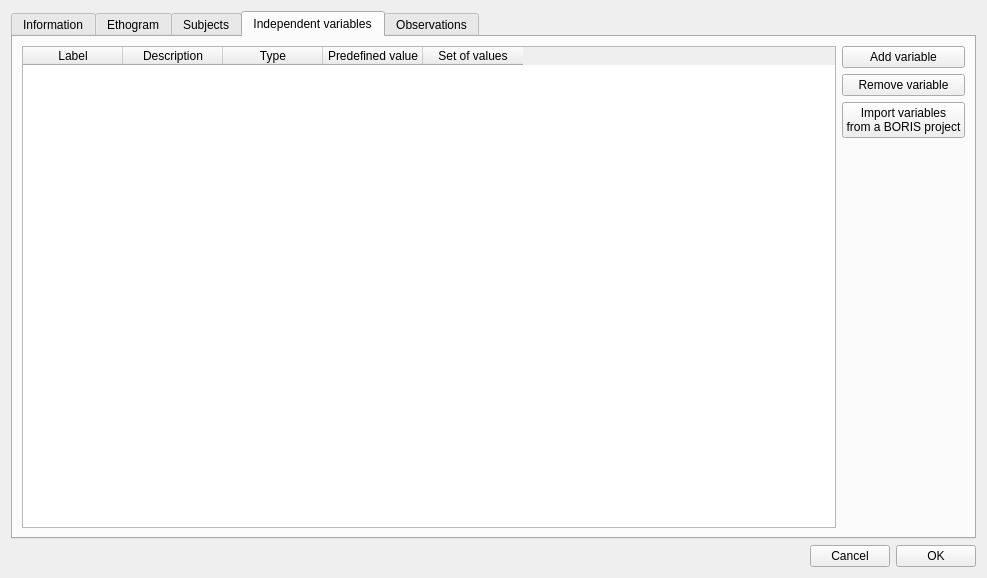
olivierfriard/BORIS, file project.ui: the form before one commit.
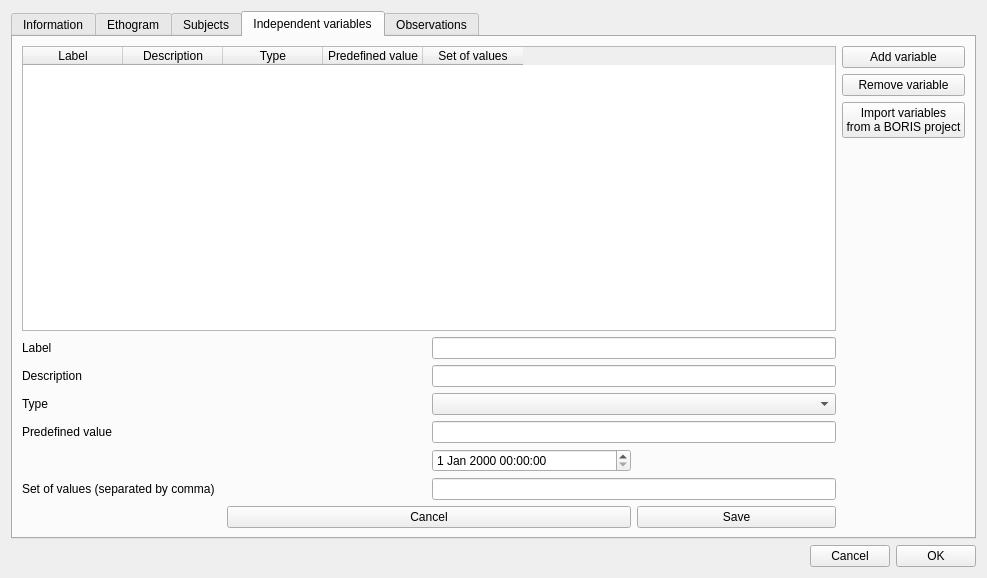
The form after the commit. The open tabs and pages were chosen to show the change.

```diff
--- a/project.ui
+++ b/project.ui
@@ -378,9 +378,11 @@
         <attribute name="title">
          <string>Independent variables</string>
         </attribute>
-        <layout class="QVBoxLayout" name="verticalLayout_18">
+        <layout class="QHBoxLayout" name="horizontalLayout_5">
          <item>
-          <layout class="QHBoxLayout" name="horizontalLayout_13">
+          <layout class="QHBoxLayout" name="horizontalLayout_3">
+           <item>
+            <layout class="QVBoxLayout" name="verticalLayout_2">
            <item>
             <widget class="QTableWidget" name="twVariables">
              <property name="autoFillBackground">
@@ -433,6 +435,79 @@
               </property>
              </column>
             </widget>
+             </item>
+             <item>
+              <layout class="QGridLayout" name="gridLayout">
+               <item row="2" column="2" colspan="2">
+                <widget class="QComboBox" name="cbType"/>
+               </item>
+               <item row="0" column="0">
+                <widget class="QLabel" name="label_2">
+                 <property name="text">
+                  <string>Label</string>
+                 </property>
+                </widget>
+               </item>
+               <item row="0" column="2" colspan="2">
+                <widget class="QLineEdit" name="leLabel"/>
+               </item>
+               <item row="1" column="0" colspan="2">
+                <widget class="QLabel" name="label_3">
+                 <property name="text">
+                  <string>Description</string>
+                 </property>
+                </widget>
+               </item>
+               <item row="1" column="2" colspan="2">
+                <widget class="QLineEdit" name="leDescription"/>
+               </item>
+               <item row="2" column="0">
+                <widget class="QLabel" name="label_8">
+                 <property name="text">
+                  <string>Type</string>
+                 </property>
+                </widget>
+               </item>
+               <item row="3" column="0" colspan="2">
+                <widget class="QLabel" name="label_4">
+                 <property name="text">
+                  <string>Predefined value</string>
+                 </property>
+                </widget>
+               </item>
+               <item row="3" column="2" colspan="2">
+                <widget class="QLineEdit" name="lePredefined"/>
+               </item>
+               <item row="5" column="0" colspan="2">
+                <widget class="QLabel" name="label_5">
+                 <property name="text">
+                  <string>Set of values (separated by comma)</string>
+                 </property>
+                </widget>
+               </item>
+               <item row="5" column="2" colspan="2">
+                <widget class="QLineEdit" name="leSetValues"/>
+               </item>
+               <item row="7" column="1" colspan="2">
+                <widget class="QPushButton" name="pbCancelVar">
+                 <property name="text">
+                  <string>Cancel</string>
+                 </property>
+                </widget>
+               </item>
+               <item row="7" column="3">
+                <widget class="QPushButton" name="pbSaveVariable">
+                 <property name="text">
+                  <string>Save</string>
+                 </property>
+                </widget>
+               </item>
+               <item row="4" column="2">
+                <widget class="QDateTimeEdit" name="dte_default_date"/>
+               </item>
+              </layout>
+             </item>
+            </layout>
            </item>
            <item>
             <layout class="QVBoxLayout" name="verticalLayout_12">
```
Left out of the diff: 8 changed lines with no effect on the pictures. Lines whose indentation alone changed are shown as unchanged.
